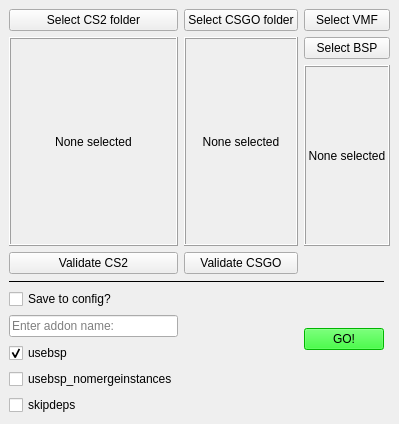
LaplaceTor/cs2-map-importer, file src/ui/interface.ui: the form before one commit.
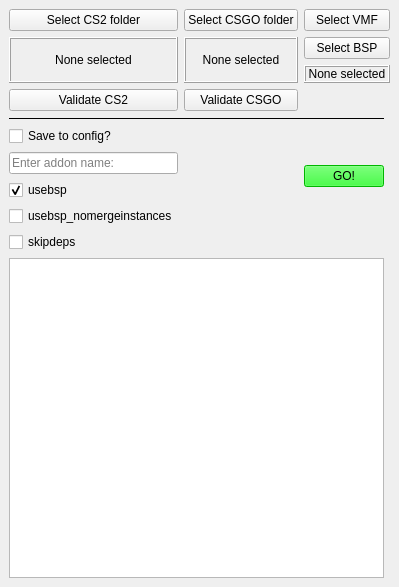
The form after the commit.

Commit message: Rewrite Python+Qt5 to C++ with CMake build system and UI log output

Patch:
```diff
--- a/src/ui/interface.ui
+++ b/src/ui/interface.ui
@@ -253,7 +253,19 @@
       </property>
      </widget>
     </item>
-   </layout>
+   <item row="10" column="1" colspan="3">
+     <widget class="QPlainTextEdit" name="log_output">
+      <property name="readOnly">
+       <bool>true</bool>
+      </property>
+      <property name="minimumSize">
+       <size>
+        <width>0</width>
+        <height>320</height>
+       </size>
+      </property>
+     </widget>
+    </item></layout>
   </widget>
  </widget>
  <resources/>
```
Left out of the diff: 12 changed lines with no effect on the pictures. The commit also changes 8 other files.
